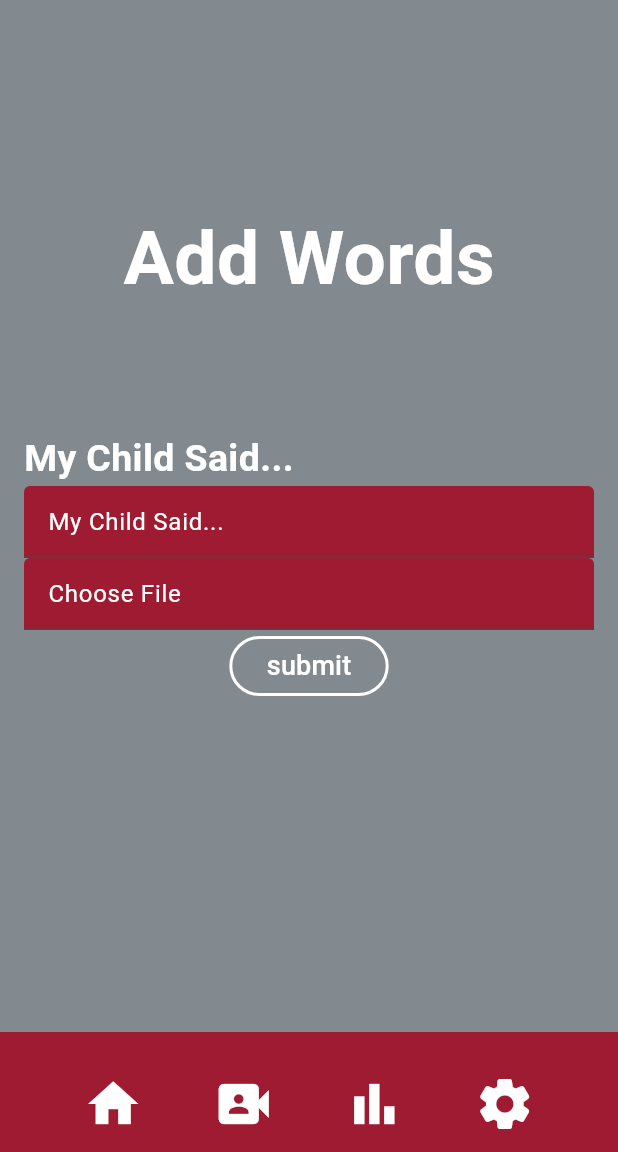
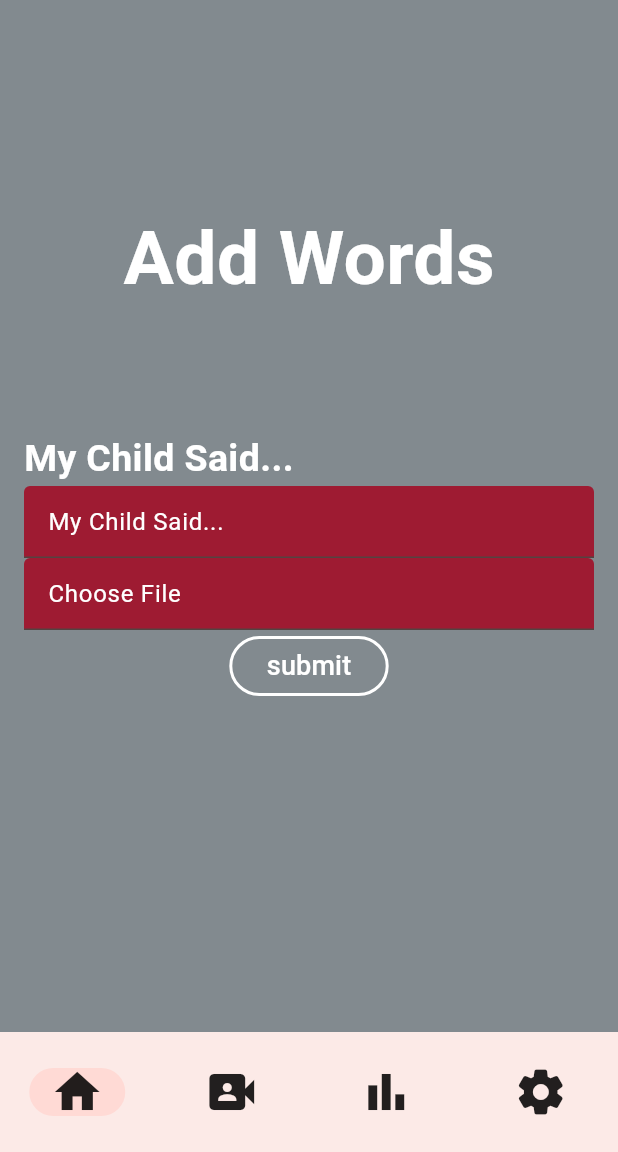
Before and after one commit to Baby-Words-Tracker/Baby_Words, a Flutter app: the AddTextPage screen opened by its route, on a phone screen of 412 x 824 dp, the part 84-1236 px from its top. Run offline on Flutter 3.47's test engine with Material 3 defaults, Android fonts, the phone set to English and light mode, and no system bars; our stand-ins replace chewie, cloud_firestore, cloud_functions, csv, file_picker, firebase_auth and 4 more; missing offline and left inert: file_saver, firebase_ui_auth, firebase_ui_localizations, firebase_ui_oauth_google, universal_html; accounts and stored records are empty.

Commit message:
Rebuilt navigation bar in bottom_bar.dart and modified each page to use new nav bar

```diff
--- a/baby_words_tracker/lib/main.dart
+++ b/baby_words_tracker/lib/main.dart
@@ -120,8 +120,14 @@ class MyApp extends StatelessWidget {
     return MaterialApp(
         title: 'WordBuds Root',
         theme: ThemeData(
-          colorScheme: ColorScheme.fromSeed(seedColor: Colors.redAccent),
+          colorScheme: ColorScheme.fromSeed(seedColor: const Color.fromARGB(255, 124, 11, 11)),
           useMaterial3: true,
+          navigationBarTheme: const NavigationBarThemeData(
+            labelBehavior: NavigationDestinationLabelBehavior.alwaysHide,
+            iconTheme: WidgetStatePropertyAll(
+              IconThemeData(size: 36),
+            ),
+          ),
         ),
         initialRoute:
             AuthGate.routeName, // Set the initial route to force user to login
--- a/baby_words_tracker/lib/pages/add_text.dart
+++ b/baby_words_tracker/lib/pages/add_text.dart
@@ -76,7 +76,7 @@ class _AddTextPageState extends State<AddTextPage> {
       return Scaffold(
         backgroundColor: const Color(0xFF828A8F),
         appBar: TopBar(pageName: localizationService.translate("add_words")),
-        bottomNavigationBar: CustomBottomBar(AddTextPage.routeName),
+        bottomNavigationBar: const CustomBottomBar(AddTextPage.routeName),
         body: Padding(
           padding: const EdgeInsets.all(16.0),
           child: Consumer<LocalizationService>(
--- a/baby_words_tracker/lib/pages/display_video_page.dart
+++ b/baby_words_tracker/lib/pages/display_video_page.dart
@@ -222,7 +222,7 @@ class _DisplayVideoPageState extends State<DisplayVideoPage> {
         return Scaffold(
           backgroundColor: const Color(0xFF828A8F),
           appBar: TopBar(pageName: localizationService.translate("add_words")),
-          bottomNavigationBar: CustomBottomBar(DisplayVideoPage.routeName),
+          bottomNavigationBar: const CustomBottomBar(DisplayVideoPage.routeName),
           body: _isLoading
               ? const Center(child: CircularProgressIndicator())
               : Center(
--- a/baby_words_tracker/lib/pages/home_page.dart
+++ b/baby_words_tracker/lib/pages/home_page.dart
@@ -314,7 +314,7 @@ class _HomePageState extends State<HomePage> {
         return Scaffold(
           backgroundColor: const Color(0xFF828A8F),
           appBar: TopBar(pageName: localizationService.translate("word_buds")),
-          bottomNavigationBar: CustomBottomBar(HomePage.routeName),
+          bottomNavigationBar: const CustomBottomBar(HomePage.routeName),
           body: Stack(children: [
             Padding(
               padding: const EdgeInsets.all(16.0),
--- a/baby_words_tracker/lib/pages/settings.dart
+++ b/baby_words_tracker/lib/pages/settings.dart
@@ -36,7 +36,7 @@ class _AddSettingsPage extends State<SettingsPage> {
             appBar: TopBar(
               pageName: localizationService.translate("settings"),
             ),
-            bottomNavigationBar: CustomBottomBar("settings"),
+            bottomNavigationBar: const CustomBottomBar(SettingsPage.routeName),
             body: SingleChildScrollView(
               padding: const EdgeInsets.all(
                   16.0), // Optional: Add some padding for better layout
--- a/baby_words_tracker/lib/pages/shared/bottom_bar.dart
+++ b/baby_words_tracker/lib/pages/shared/bottom_bar.dart
@@ -1,93 +1,87 @@
+import 'package:baby_words_tracker/l10n/localization_service.dart'; //important for translation
 import 'package:baby_words_tracker/pages/display_video_page.dart';
 import 'package:baby_words_tracker/pages/home_page.dart';
 import 'package:baby_words_tracker/pages/settings.dart';
 import 'package:baby_words_tracker/pages/stats.dart';
 import 'package:flutter/material.dart';
+import 'package:provider/provider.dart';
 
-class CustomBottomBar extends StatefulWidget {
-  final String currPage;
+class CustomBottomBar extends StatelessWidget {
+  final String currentRoute;
 
-  const CustomBottomBar(this.currPage, {super.key});
+  const CustomBottomBar(this.currentRoute, {super.key});
 
-  @override
-  State<CustomBottomBar> createState() => _CustomBottomBarState();
-}
+  static const _navItems = <_NavigationItem>[
+    _NavigationItem(
+      routeName: HomePage.routeName,
+      icon: Icons.home,
+      labelKey: 'home_page',
+    ),
+    _NavigationItem(
+      routeName: DisplayVideoPage.routeName,
+      icon: Icons.video_camera_front,
+      labelKey: 'upload_video',
+    ),
+    _NavigationItem(
+      routeName: StatsPage.routeName,
+      icon: Icons.bar_chart_outlined,
+      labelKey: 'view_stats',
+    ),
+    _NavigationItem(
+      routeName: SettingsPage.routeName,
+      icon: Icons.settings_rounded,
+      labelKey: 'settings',
+    ),
+  ];
 
-class _CustomBottomBarState extends State<CustomBottomBar> {
+  int _resolveSelectedIndex() {
+    final idx =
+        _navItems.indexWhere((item) => item.routeName == currentRoute);
+    return idx >= 0 ? idx : 0;
+  }
+
+  void _handleDestinationTap(BuildContext context, int index) {
+    final target = _navItems[index];
+
+    //avoids redundant navigation
+    if (currentRoute == target.routeName) {
+      return;
+    }
+    Navigator.of(context).pushReplacementNamed(target.routeName);
+  }
 
   @override
   Widget build(BuildContext context) {
-    return createBottomBar(context, widget.currPage);
+    return Consumer<LocalizationService>(
+      builder: (context, localizationService, _) {
+        final selectedIndex = _resolveSelectedIndex();
+
+        return NavigationBar(
+          selectedIndex: selectedIndex,
+          onDestinationSelected: (index) =>
+              _handleDestinationTap(context, index),
+          destinations: _navItems
+              .map(
+                (item) => NavigationDestination(
+                  icon: Icon(item.icon),
+                  label: localizationService.translate(item.labelKey),
+                ),
+              )
+              .toList(),
+        );
+      },
+    );
   }
 }
 
-// Bottom Bar Widget
-// In its own file to save clutter
-// Allows page name to be passed in to deactivate the button for the current page
-Widget createBottomBar(BuildContext context, String currPage) {
-  return BottomAppBar(
-    color: const Color(0xFF9E1B32),
-    child: Padding(
-        padding: const EdgeInsets.all(16.0),
-        child: Row(
-          mainAxisAlignment: MainAxisAlignment.spaceAround,
-          children: <Widget>[
-            IconButton(
-              padding: EdgeInsets.zero,
-              constraints: const BoxConstraints(),
-              icon: const Icon(
-                Icons.home,
-                color: Colors.white,
-                size: 40.0,
-              ),
-              onPressed: () {
-                if (currPage != HomePage.routeName) {
-                  Navigator.pushNamed(context, HomePage.routeName);
-                }
-              },
-            ),
-            IconButton(
-                padding: EdgeInsets.zero,
-                constraints: const BoxConstraints(),
-                icon: const Icon(
-                  Icons.video_camera_front,
-                  color: Colors.white,
-                  size: 40.0,
-                ),
-                onPressed: () {
-                  if (currPage != DisplayVideoPage.routeName) {
-                    Navigator.pushNamed(context, DisplayVideoPage.routeName);
-                  }
-                }),
-            IconButton(
-              padding: EdgeInsets.zero,
-              constraints: const BoxConstraints(),
-              icon: const Icon(
-                Icons.bar_chart_outlined,
-                color: Colors.white,
-                size: 40.0,
-              ),
-              onPressed: () {
-                if (currPage != StatsPage.routeName) {
-                  Navigator.pushNamed(context, StatsPage.routeName);
-                }
-              },
-            ),
-            IconButton(
-              padding: EdgeInsets.zero,
-              constraints: const BoxConstraints(),
-              icon: const Icon(
-                Icons.settings_rounded,
-                color: Colors.white,
-                size: 40.0,
-              ),
-              onPressed: () {
-                if (currPage != "settings") {
-                  Navigator.pushNamed(context, SettingsPage.routeName);
-                }
-              },
-            ),
-          ],
-        )),
-  );
+class _NavigationItem {
+  final String routeName;
+  final IconData icon;
+  final String labelKey;
+
+  const _NavigationItem({
+    required this.routeName,
+    required this.icon,
+    required this.labelKey,
+  });
 }
--- a/baby_words_tracker/lib/pages/stats.dart
+++ b/baby_words_tracker/lib/pages/stats.dart
@@ -92,7 +92,7 @@ class _StatsPageState extends State<StatsPage> {
           pageName: context
               .read<LocalizationService>()
               .translate("learning_summary")),
-      bottomNavigationBar: CustomBottomBar(StatsPage.routeName),
+      bottomNavigationBar: const CustomBottomBar(StatsPage.routeName),
       body: SingleChildScrollView(
         child: Padding(
           padding: const EdgeInsets.all(16.0),
--- a/baby_words_tracker/lib/pages/upload_video.dart
+++ b/baby_words_tracker/lib/pages/upload_video.dart
@@ -29,7 +29,7 @@ class _UploadVideoPageState extends State<UploadVideoPage> {
       return Scaffold(
         backgroundColor: Colors.white,
         appBar: TopBar(pageName: localizationService.translate("upload_video")),
-        bottomNavigationBar: CustomBottomBar(UploadVideoPage.routeName),
+        bottomNavigationBar: const CustomBottomBar(UploadVideoPage.routeName),
         body: Column(
           children: [
             const SizedBox(
```
